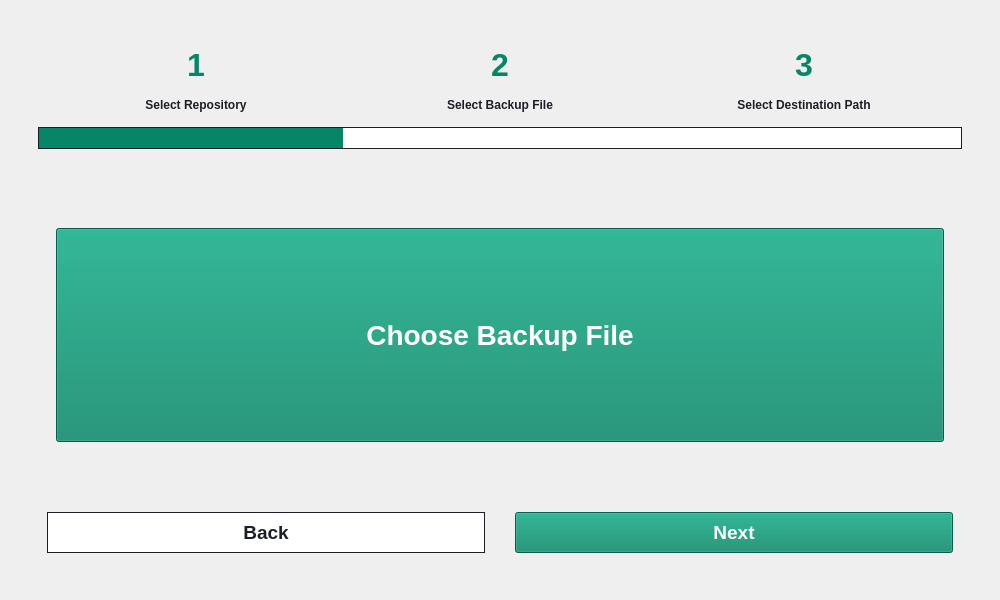
This is src/gui/tabs/restore_tab.ui in HPE-Backup-and-Recovery-System/ResilioZ as Qt 5 draws it before an edit. The edited form follows.
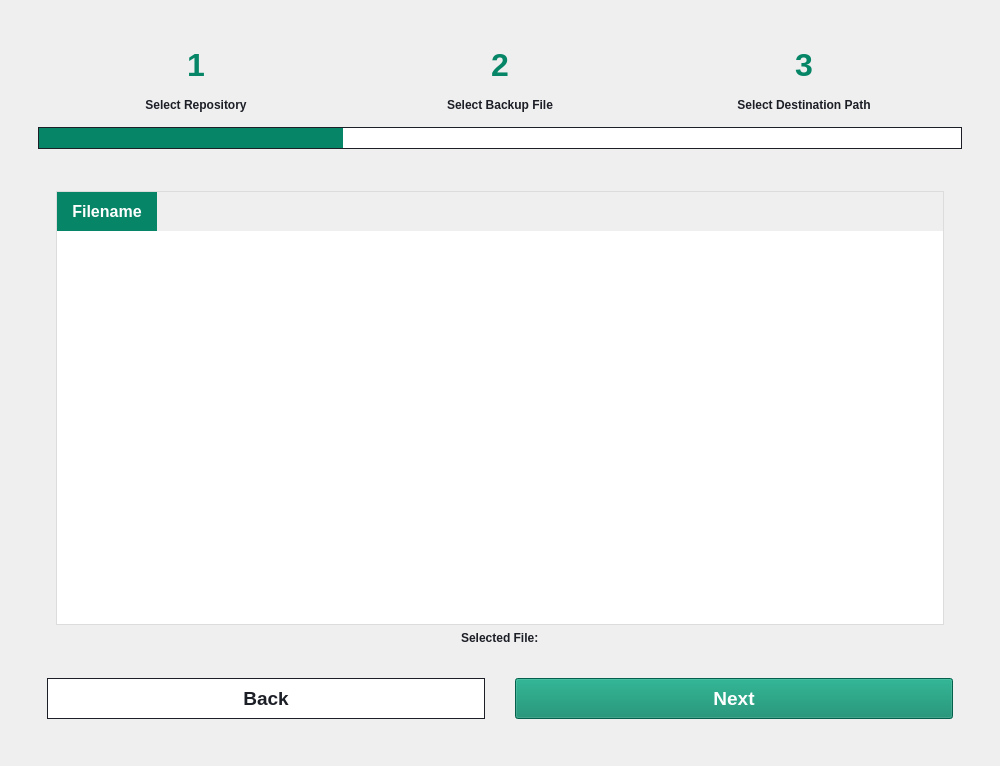
This is the edited form. The open tabs and pages were chosen to show the change. Icons and pictures are not drawn.

Commit message: Added minimal backup file picker and destination selector for restore into UI

```diff
--- a/src/gui/tabs/restore_tab.ui
+++ b/src/gui/tabs/restore_tab.ui
@@ -86,7 +86,7 @@
          <enum>QFrame::Plain</enum>
         </property>
         <property name="currentIndex">
-         <number>0</number>
+         <number>1</number>
         </property>
         <widget class="QWidget" name="menu_page">
          <property name="autoFillBackground">
@@ -490,11 +490,70 @@
                       <property name="frameShadow">
                        <enum>QFrame::Raised</enum>
                       </property>
-                      <layout class="QVBoxLayout" name="verticalLayout_5">
-                       <item>
-                        <widget class="QPushButton" name="chooseBackupFile">
+                      <layout class="QGridLayout" name="gridLayout_14">
+                       <item row="0" column="0">
+                        <widget class="QTableWidget" name="fileTable">
+                         <property name="styleSheet">
+                          <string notr="true">* {
+    font-size: 12pt;
+    color: rgb(29, 31, 39);
+}
+
+QHeaderView::section {
+    background-color: rgb(6, 134, 103);
+    color: white;
+    font-weight: bold;
+    padding: 8px 12px;
+    border: none;
+}
+
+QTableCornerButton::section {
+    background-color: rgb(6, 134, 103);
+    border: none;
+}
+
+QTableWidget {
+    background-color: white;
+    selection-background-color: rgb(6, 134, 103);
+    selection-color: white;
+    gridline-color: transparent;
+    border: 1px solid rgb(220, 220, 220);
+    show-decoration-selected: 1;
+}
+
+QTableWidget::item {
+    padding: 6px 10px;
+    border: none;
+    font-weight: normal;
+    color: rgb(29, 31, 39);
+}
+
+QTableWidget::item:hover {
+    background-color: rgba(6, 134, 103, 0.1);
+}
+
+QTableWidget::item:selected {
+    background-color: rgba(6, 134, 103, 0.5);
+    color: white;
+    font-weight: 700;
+}
+
+QTableView {
+    show-decoration-selected: 1;
+}
+</string>
+                         </property>
+                         <column>
+                          <property name="text">
+                           <string>Filename</string>
+                          </property>
+                         </column>
+                        </widget>
+                       </item>
+                       <item row="1" column="0" alignment="Qt::AlignHCenter">
+                        <widget class="QLabel" name="selectedFileLabel">
                          <property name="text">
-                          <string>Choose Backup File</string>
+                          <string>Selected File: &lt;None&gt;</string>
                          </property>
                         </widget>
                        </item>
@@ -505,7 +564,7 @@
                   </widget>
                   <widget class="QWidget" name="page">
                    <layout class="QGridLayout" name="gridLayout_11">
-                    <item row="0" column="0">
+                    <item row="1" column="0">
                      <widget class="QFrame" name="frame_11">
                       <property name="frameShape">
                        <enum>QFrame::StyledPanel</enum>
@@ -513,11 +572,37 @@
                       <property name="frameShadow">
                        <enum>QFrame::Raised</enum>
                       </property>
-                      <layout class="QHBoxLayout" name="horizontalLayout">
+                      <layout class="QVBoxLayout" name="verticalLayout_2">
+                       <item>
+                        <widget class="QPushButton" name="reuseOriginalLocation">
+                         <property name="text">
+                          <string>Restore to Original location</string>
+                         </property>
+                        </widget>
+                       </item>
                        <item>
                         <widget class="QPushButton" name="chooseDestination">
+                         <property name="styleSheet">
+                          <string notr="true"/>
+                         </property>
                          <property name="text">
-                          <string>Choose Destination</string>
+                          <string>Choose Custom Restore Destination</string>
+                         </property>
+                        </widget>
+                       </item>
+                       <item alignment="Qt::AlignHCenter">
+                        <widget class="QLabel" name="directoryLabel">
+                         <property name="sizePolicy">
+                          <sizepolicy hsizetype="MinimumExpanding" vsizetype="Preferred">
+                           <horstretch>0</horstretch>
+                           <verstretch>0</verstretch>
+                          </sizepolicy>
+                         </property>
+                         <property name="styleSheet">
+                          <string notr="true"/>
+                         </property>
+                         <property name="text">
+                          <string>Selected directory: &lt;None&gt;</string>
                          </property>
                         </widget>
                        </item>
```
The commit also changes 2 other files.
